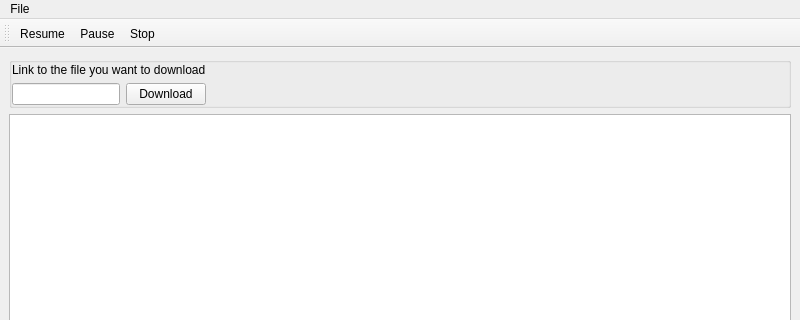
Qt form forms/mainwindow.ui (DINOZYAVIER/download-manager) before a commit; both pictures show x 0 to 800 and y 0 to 320 of the 800 by 600 pixel window.
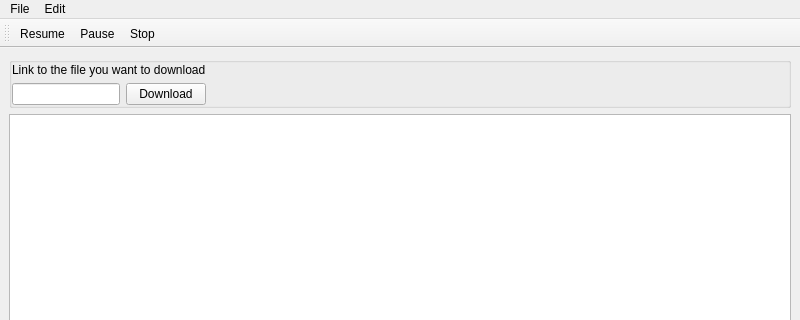
The same form after that commit.

```diff
--- a/forms/mainwindow.ui
+++ b/forms/mainwindow.ui
@@ -104,7 +104,14 @@
     </property>
     <addaction name="aOpen"/>
    </widget>
+   <widget class="QMenu" name="menuEdit">
+    <property name="title">
+     <string>Edit</string>
+    </property>
+    <addaction name="aSetDownloadDir"/>
+   </widget>
    <addaction name="menuFile"/>
+   <addaction name="menuEdit"/>
   </widget>
   <widget class="QStatusBar" name="statusbar"/>
   <widget class="QToolBar" name="toolBar">
```
Left out of the diff: 5 changed lines with no effect on the pictures.
